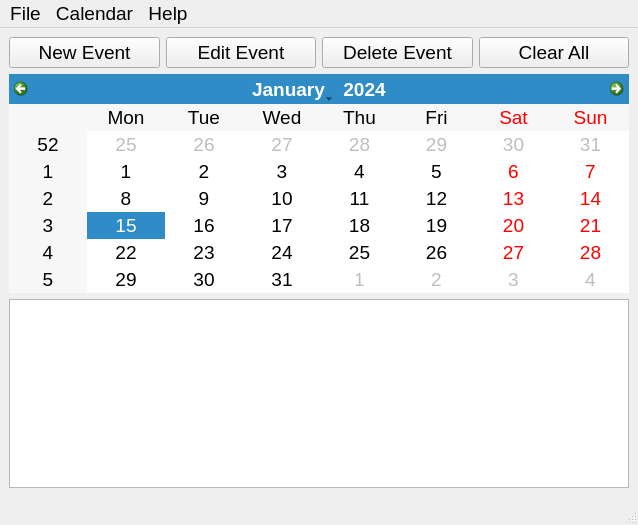
Old version of the form src/mainwindow.ui in the repository crispinprojects/talkcalendar.
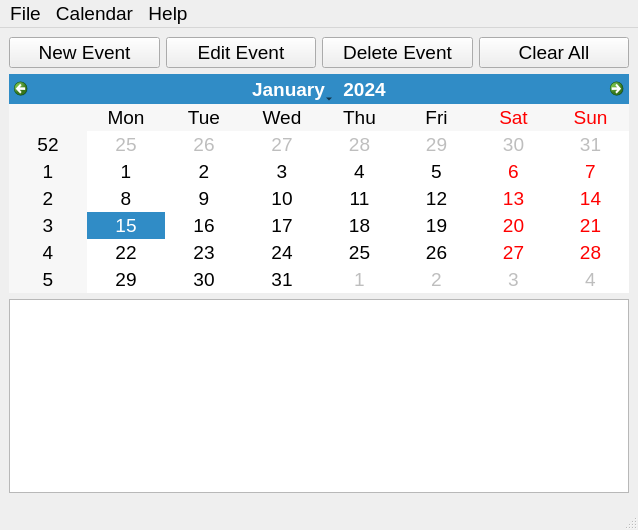
New version of the form.

Patch:
```diff
--- a/src/mainwindow.ui
+++ b/src/mainwindow.ui
@@ -7,7 +7,7 @@
     <x>0</x>
     <y>0</y>
     <width>638</width>
-    <height>525</height>
+    <height>530</height>
    </rect>
   </property>
   <property name="font">
```
Left out of the diff: 6 changed lines with no effect on the pictures.
